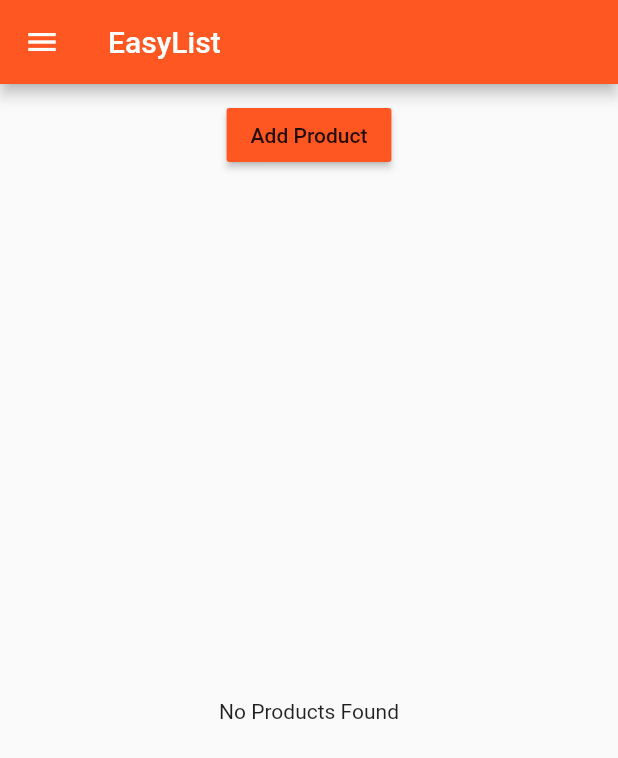
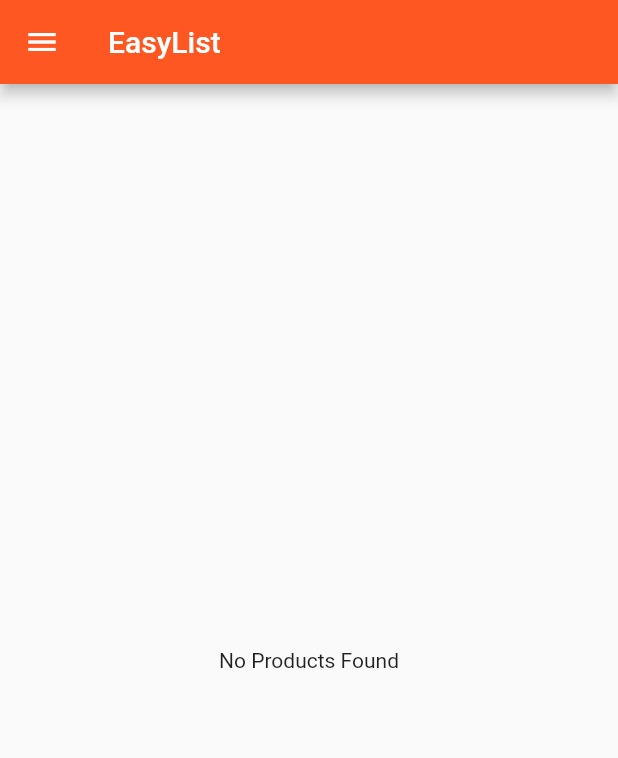
Before and after one commit to djedi-knight/flutter-apps, a Flutter app: the screen it shows after launch, on a phone screen of 412 x 824 dp. Shown: the top 758 px of the screen. Run offline on Flutter 3.47's test engine with Material 2 defaults, Android fonts, the phone set to English and light mode, and no system bars.

Commit message:
Wired up ProductCreatePage to create new products

```diff
--- a/flutter_course/lib/main.dart
+++ b/flutter_course/lib/main.dart
@@ -1,5 +1,4 @@
 import 'package:flutter/material.dart';
-// import 'package:flutter/rendering.dart';
 
 // import './pages/auth.dart';
 import './pages/product.dart';
@@ -7,9 +6,6 @@ import './pages/products_admin.dart';
 import './pages/products.dart';
 
 void main() {
-  // debugPaintSizeEnabled = true;
-  // debugPaintBaselinesEnabled = true;
-  // debugPaintPointersEnabled = true;
   runApp(MyApp());
 }
 
@@ -21,9 +17,9 @@ class MyApp extends StatefulWidget {
 }
 
 class _MyAppState extends State<MyApp> {
-  List<Map<String, String>> _products = [];
+  List<Map<String, dynamic>> _products = [];
 
-  void _addProduct(Map<String, String> product) {
+  void _addProduct(Map<String, dynamic> product) {
     setState(() {
       _products.add(product);
     });
@@ -38,19 +34,14 @@ class _MyAppState extends State<MyApp> {
   @override
   Widget build(BuildContext context) {
     return MaterialApp(
-      // debugShowMaterialGrid: true,
       theme: ThemeData(
           primarySwatch: Colors.deepOrange,
           accentColor: Colors.deepPurple,
           brightness: Brightness.light),
       // home: AuthPage(),
       routes: {
-        '/': (BuildContext context) => ProductsPage(
-              _products,
-              _addProduct,
-              _deleteProduct,
-            ),
-        '/admin': (BuildContext context) => ProductsAdminPage(),
+        '/': (BuildContext context) => ProductsPage(_products),
+        '/admin': (BuildContext context) => ProductsAdminPage(_addProduct, _deleteProduct),
       },
       onGenerateRoute: (RouteSettings settings) {
         final List<String> pathElements = settings.name.split('/');
@@ -70,11 +61,7 @@ class _MyAppState extends State<MyApp> {
       },
       onUnknownRoute: (RouteSettings settings) {
         return MaterialPageRoute(
-          builder: (BuildContext context) => ProductsPage(
-                _products,
-                _addProduct,
-                _deleteProduct,
-              ),
+          builder: (BuildContext context) => ProductsPage(_products),
         );
       },
     );
--- a/flutter_course/lib/pages/products.dart
+++ b/flutter_course/lib/pages/products.dart
@@ -3,11 +3,9 @@ import 'package:flutter/material.dart';
 import '../product_manager.dart';
 
 class ProductsPage extends StatelessWidget {
-  final List<Map<String, String>> products;
-  final Function addProduct;
-  final Function deleteProduct;
+  final List<Map<String, dynamic>> products;
 
-  ProductsPage(this.products, this.addProduct, this.deleteProduct);
+  ProductsPage(this.products);
 
   @override
   Widget build(BuildContext context) {
@@ -31,7 +29,7 @@ class ProductsPage extends StatelessWidget {
       appBar: AppBar(
         title: Text('EasyList'),
       ),
-      body: ProductManager(products, addProduct, deleteProduct),
+      body: ProductManager(products),
     );
   }
 }
--- a/flutter_course/lib/product_control.dart
+++ /dev/null
@@ -1,21 +0,0 @@
-import 'package:flutter/material.dart';
-
-class ProductControl extends StatelessWidget {
-  final Function addProduct;
-
-  ProductControl(this.addProduct);
-
-  @override
-  Widget build(BuildContext context) {
-    return RaisedButton(
-      color: Theme.of(context).primaryColor,
-      child: Text('Add Product'),
-      onPressed: () {
-        addProduct({
-          'title': 'Chocolate',
-          'image': 'assets/food.jpg'
-        });
-      },
-    );
-  }
-}
--- a/flutter_course/lib/product_manager.dart
+++ b/flutter_course/lib/product_manager.dart
@@ -1,26 +1,19 @@
 import 'package:flutter/material.dart';
 
 import './products.dart';
-import './product_control.dart';
 
 class ProductManager extends StatelessWidget {
-  final List<Map<String, String>> products;
-  final Function addProduct;
-  final Function deleteProduct;
+  final List<Map<String, dynamic>> products;
 
-  ProductManager(this.products, this.addProduct, this.deleteProduct);
+  ProductManager(this.products);
 
   @override
   Widget build(BuildContext context) {
     print('[ProductManager State] build()');
     return Column(
       children: [
-        Container(
-          margin: EdgeInsets.all(10.0),
-          child: ProductControl(addProduct),
-        ),
         Expanded(
-          child: Products(products, deleteProduct: deleteProduct),
+          child: Products(products),
         ),
       ],
     );
--- a/flutter_course/lib/products.dart
+++ b/flutter_course/lib/products.dart
@@ -1,10 +1,9 @@
 import 'package:flutter/material.dart';
 
 class Products extends StatelessWidget {
-  final List<Map<String, String>> products;
-  final Function deleteProduct;
+  final List<Map<String, dynamic>> products;
 
-  Products(this.products, {this.deleteProduct}) {
+  Products(this.products) {
     print('[Products Widget] Constructor');
   }
 
@@ -20,13 +19,7 @@ class Products extends StatelessWidget {
               FlatButton(
                 child: Text('Details'),
                 onPressed: () => Navigator.pushNamed<bool>(
-                      context,
-                      '/product/' + index.toString(),
-                    ).then((bool value) {
-                      if (value) {
-                        deleteProduct(index);
-                      }
-                    }),
+                    context, '/product/' + index.toString()),
               ),
             ],
           ),
```
Also changed, not shown: flutter_course/lib/pages/product_create.dart (+15 -1 lines), flutter_course/lib/pages/products_admin.dart (+6 -1 lines).
